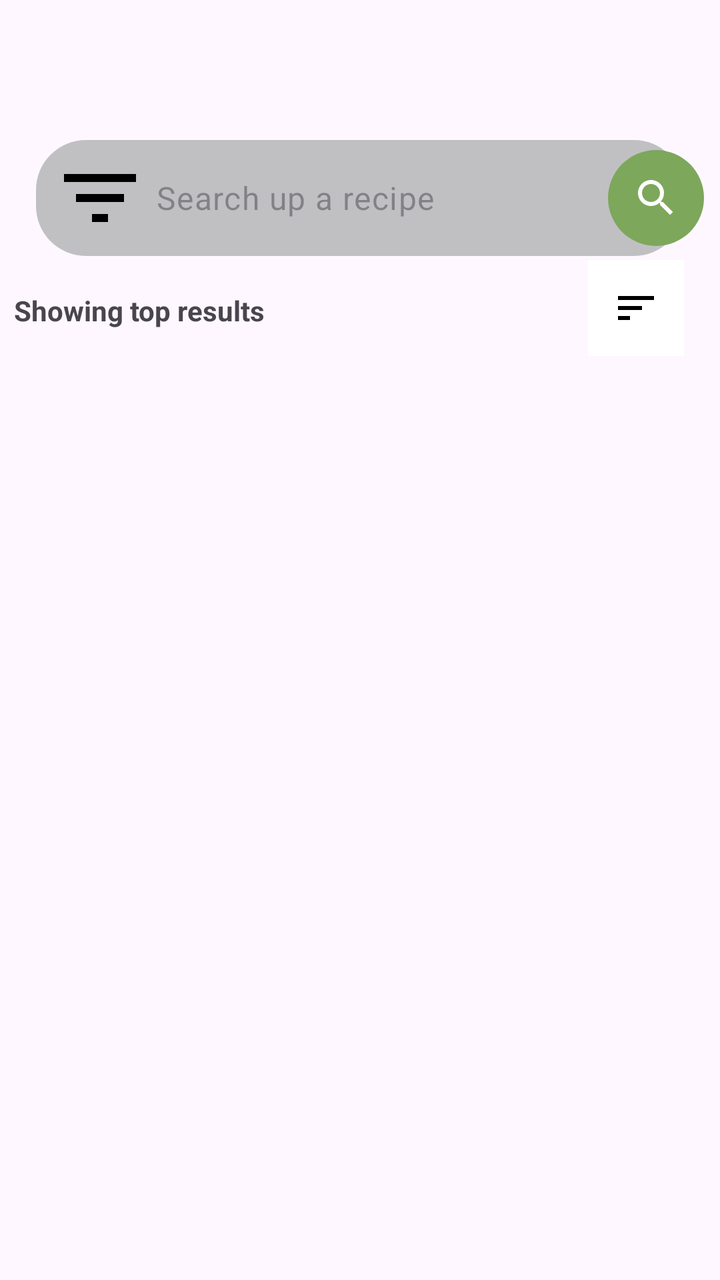
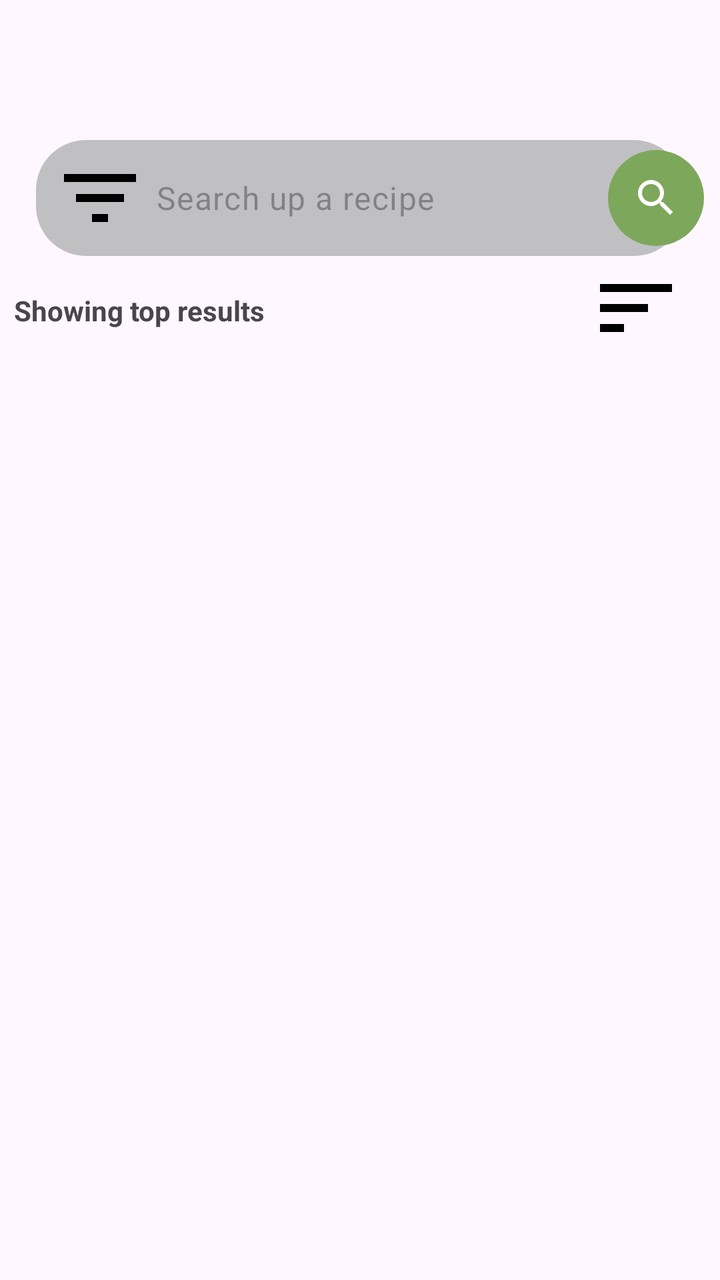

The first picture is an Android layout as it rendered before a commit; the second is the same layout after the commit. The layout source and the unified diff follow.
<!-- AndroidManifest.xml: application theme Theme.MealPlannerApp -->
<!-- res/layout/fragment_recipe_list.xml -->
<androidx.constraintlayout.widget.ConstraintLayout
    xmlns:android="http://schemas.android.com/apk/res/android"
    xmlns:app="http://schemas.android.com/apk/res-auto"
    xmlns:tools="http://schemas.android.com/tools"
    android:layout_width="match_parent"
    android:layout_height="match_parent"
    tools:context=".RecipeListFragment">

    <EditText
        android:id="@+id/editText_search"
        style="@style/Widget.Material3.TextInputEditText.FilledBox"
        android:layout_width="0dp"
        android:layout_height="58dp"
        android:background="@drawable/rounded_edittext"
        android:backgroundTint="#C0C0C3"
        android:ems="10"
        android:hint="Search up a recipe"
        android:inputType="text"
        android:padding="48px"
        android:paddingStart="60dp"
        android:layout_marginTop="70dp"
        android:layout_marginBottom="10dp"
        android:textColor="#000000"
        app:layout_constraintEnd_toEndOf="parent"
        app:layout_constraintStart_toStartOf="parent"
        app:layout_constraintTop_toTopOf="parent"
        app:layout_constraintWidth_percent="0.9" />

    <ImageButton
        android:id="@+id/imageButton_search"
        android:layout_width="48dp"
        android:layout_height="48dp"
        android:layout_marginStart="240dp"
        android:background="@drawable/green_circle"
        android:contentDescription="Search"
        android:scaleType="centerInside"
        android:src="@drawable/search"
        app:layout_constraintBottom_toBottomOf="@+id/editText_search"
        app:layout_constraintEnd_toEndOf="@+id/editText_search"
        app:layout_constraintStart_toEndOf="@+id/imageButton_filter"
        app:layout_constraintTop_toTopOf="@+id/editText_search" />

    <ImageButton
        android:id="@+id/imageButton_filter"
        android:layout_width="48dp"
        android:layout_height="48dp"
        android:layout_marginStart="8dp"
        android:background="@drawable/filter"
        android:contentDescription="Filter"
        app:layout_constraintBottom_toBottomOf="@+id/editText_search"
        app:layout_constraintStart_toStartOf="@+id/editText_search"
        app:layout_constraintTop_toTopOf="@+id/editText_search" />

    <TextView
        android:id="@+id/textView_results"
        android:layout_width="wrap_content"
        android:layout_height="wrap_content"
        android:text="Showing top results"
        android:textStyle="bold"
        app:layout_constraintBottom_toTopOf="@+id/recyclerView_recipes"
        app:layout_constraintEnd_toEndOf="parent"
        app:layout_constraintHorizontal_bias="0.03"
        app:layout_constraintStart_toStartOf="parent"
        app:layout_constraintTop_toBottomOf="@+id/imageButton_filter"
        app:layout_constraintVertical_bias="0.63" />

    <ImageButton
        android:id="@+id/imageButton_sort"
        android:layout_width="48dp"
        android:layout_height="48dp"
        android:background="#FFFFFF"
        android:contentDescription="Sort Button"
        app:layout_constraintBottom_toTopOf="@+id/recyclerView_recipes"
        app:layout_constraintEnd_toEndOf="parent"
        app:layout_constraintHorizontal_bias="0.9"
        app:layout_constraintStart_toEndOf="@+id/textView_results"
        app:layout_constraintTop_toBottomOf="@+id/imageButton_search"
        app:layout_constraintVertical_bias="1.0"
        android:src="@drawable/sort"/>

    <androidx.recyclerview.widget.RecyclerView
        android:id="@+id/recyclerView_recipes"
        android:layout_width="0dp"
        android:layout_height="0dp"
        android:layout_marginTop="50dp"
        app:layoutManager="androidx.recyclerview.widget.LinearLayoutManager"
        app:layout_constraintTop_toBottomOf="@id/editText_search"
        app:layout_constraintBottom_toBottomOf="parent"
        app:layout_constraintStart_toStartOf="parent"
        app:layout_constraintEnd_toEndOf="parent"/>

</androidx.constraintlayout.widget.ConstraintLayout>
<!-- resources referenced by this layout -->
<resources>
  <!-- drawable filter (drawable) -->
  <vector android:height="24dp" android:tint="#000000"
      android:viewportHeight="24" android:viewportWidth="24"
      android:width="24dp" xmlns:android="http://schemas.android.com/apk/res/android">
      <path android:fillColor="@android:color/white" android:pathData="M10,18h4v-2h-4v2zM3,6v2h18L21,6L3,6zM6,13h12v-2L6,11v2z"/>
  </vector>
  <!-- drawable green_circle (drawable) -->
  <?xml version="1.0" encoding="utf-8"?>
  <shape xmlns:android="http://schemas.android.com/apk/res/android" android:shape="oval">
      <solid android:color="@color/green"/>
      <size android:width="56dp" android:height="56dp"/>
  </shape>
  <!-- drawable rounded_edittext (drawable) -->
  <?xml version="1.0" encoding="utf-8"?>
  <shape xmlns:android="http://schemas.android.com/apk/res/android"
      android:shape="rectangle"
      android:padding="10dp">
  
      <solid android:color="#FFFFFF" />
      <corners
          android:bottomRightRadius="25dp"
          android:bottomLeftRadius="25dp"
          android:topLeftRadius="25dp"
          android:topRightRadius="25dp" />
  </shape>
  <!-- drawable search (drawable) -->
  <vector android:height="24dp" android:tint="#FFFFFF"
      android:viewportHeight="24" android:viewportWidth="24"
      android:width="24dp" xmlns:android="http://schemas.android.com/apk/res/android">
      <path android:fillColor="@android:color/white" android:pathData="M15.5,14h-0.79l-0.28,-0.27C15.41,12.59 16,11.11 16,9.5 16,5.91 13.09,3 9.5,3S3,5.91 3,9.5 5.91,16 9.5,16c1.61,0 3.09,-0.59 4.23,-1.57l0.27,0.28v0.79l5,4.99L20.49,19l-4.99,-5zM9.5,14C7.01,14 5,11.99 5,9.5S7.01,5 9.5,5 14,7.01 14,9.5 11.99,14 9.5,14z"/>
  </vector>
  <!-- drawable sort (drawable) -->
  <vector android:autoMirrored="true" android:height="24dp"
      android:tint="#000000" android:viewportHeight="24"
      android:viewportWidth="24" android:width="24dp" xmlns:android="http://schemas.android.com/apk/res/android">
      <path android:fillColor="@android:color/white" android:pathData="M3,18h6v-2L3,16v2zM3,6v2h18L21,6L3,6zM3,13h12v-2L3,11v2z"/>
  </vector>
  <style name="Theme.MealPlannerApp" parent="Base.Theme.MealPlannerApp" />
  <color name="green">#7da75b</color>
  <style name="Base.Theme.MealPlannerApp" parent="Theme.Material3.DayNight.NoActionBar">
          
          <item name="colorPrimary">@color/orange</item>
          <item name="colorPrimaryVariant">@color/darkRed</item>
          <item name="colorAccent">@color/reddishOrange</item>
          <item name="android:statusBarColor">@color/reddishOrange</item>
          <item name="android:navigationBarColor">@color/orange</item>
      </style>
  <color name="orange">#feaf66</color>
  <color name="darkRed">#622f34</color>
  <color name="reddishOrange">#e06456</color>
</resources>

<!-- the commit's change to res/layout/fragment_recipe_list.xml (unified diff, before → after) -->
@@ -64,19 +64,18 @@
         app:layout_constraintTop_toBottomOf="@+id/imageButton_filter"
         app:layout_constraintVertical_bias="0.63" />
 
-    <ImageButton
-        android:id="@+id/imageButton_sort"
+    <Spinner
+        android:id="@+id/spinner_sort"
         android:layout_width="48dp"
         android:layout_height="48dp"
-        android:background="#FFFFFF"
+        android:background="@drawable/sort"
         android:contentDescription="Sort Button"
         app:layout_constraintBottom_toTopOf="@+id/recyclerView_recipes"
         app:layout_constraintEnd_toEndOf="parent"
         app:layout_constraintHorizontal_bias="0.9"
         app:layout_constraintStart_toEndOf="@+id/textView_results"
         app:layout_constraintTop_toBottomOf="@+id/imageButton_search"
-        app:layout_constraintVertical_bias="1.0"
-        android:src="@drawable/sort"/>
+        app:layout_constraintVertical_bias="1.0" />
 
     <androidx.recyclerview.widget.RecyclerView
         android:id="@+id/recyclerView_recipes"
